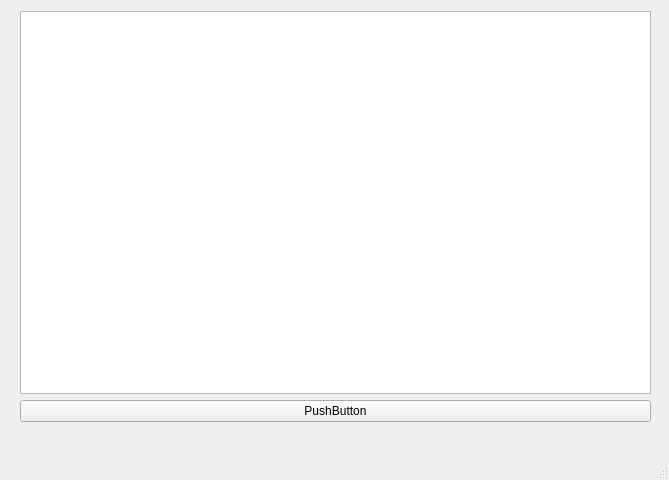
Qt form mainwindow.ui (IraSoro/Qt-graphic-scene) before a commit.
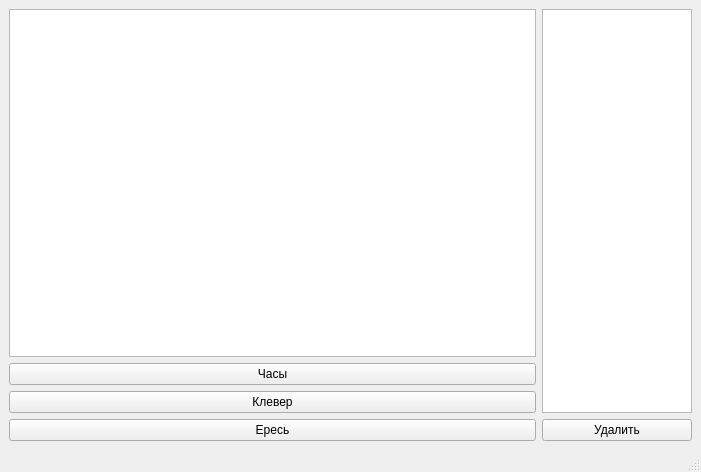
The same form after that commit.

```diff
--- a/mainwindow.ui
+++ b/mainwindow.ui
@@ -6,36 +6,88 @@
    <rect>
     <x>0</x>
     <y>0</y>
-    <width>669</width>
-    <height>480</height>
+    <width>701</width>
+    <height>472</height>
    </rect>
   </property>
   <property name="windowTitle">
    <string>MainWindow</string>
   </property>
   <widget class="QWidget" name="centralwidget">
-   <widget class="QWidget" name="verticalLayoutWidget">
-    <property name="geometry">
-     <rect>
-      <x>20</x>
-      <y>11</y>
-      <width>631</width>
-      <height>411</height>
-     </rect>
-    </property>
+   <layout class="QHBoxLayout" name="horizontalLayout_2">
+    <item>
+     <layout class="QHBoxLayout" name="horizontalLayout">
+      <item>
     <layout class="QVBoxLayout" name="verticalLayout">
      <item>
-      <widget class="QGraphicsView" name="graphicsView"/>
+         <widget class="QGraphicsView" name="graphicsView">
+          <property name="minimumSize">
+           <size>
+            <width>300</width>
+            <height>0</height>
+           </size>
+          </property>
+         </widget>
+        </item>
+        <item>
+         <widget class="QPushButton" name="pushButton_3">
+          <property name="text">
+           <string>Часы</string>
+          </property>
+         </widget>
+        </item>
+        <item>
+         <widget class="QPushButton" name="pushButton_2">
+          <property name="text">
+           <string>Клевер</string>
+          </property>
+         </widget>
      </item>
      <item>
       <widget class="QPushButton" name="pushButton">
        <property name="text">
-        <string>PushButton</string>
+           <string>Ересь</string>
        </property>
       </widget>
      </item>
     </layout>
-   </widget>
+      </item>
+      <item>
+       <layout class="QVBoxLayout" name="verticalLayout_4">
+        <property name="sizeConstraint">
+         <enum>QLayout::SetFixedSize</enum>
+        </property>
+        <property name="leftMargin">
+         <number>0</number>
+        </property>
+        <item>
+         <widget class="QListWidget" name="listWidget">
+          <property name="maximumSize">
+           <size>
+            <width>150</width>
+            <height>16777215</height>
+           </size>
+          </property>
+         </widget>
+        </item>
+        <item>
+         <widget class="QPushButton" name="pushButton_4">
+          <property name="maximumSize">
+           <size>
+            <width>150</width>
+            <height>16777215</height>
+           </size>
+          </property>
+          <property name="text">
+           <string>Удалить</string>
+          </property>
+         </widget>
+        </item>
+       </layout>
+      </item>
+     </layout>
+    </item>
+   </layout>
   </widget>
   <widget class="QMenuBar" name="menubar">
    <property name="geometry">
```
Left out of the diff: 2 changed lines with no effect on the pictures. Lines whose indentation alone changed are shown as unchanged.
